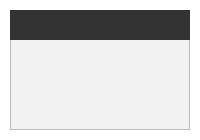
Old version of the form choose.ui in the repository Ich-Stack/robot.
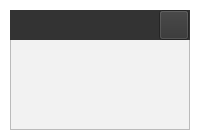
New version of the form. Custom widgets are drawn as their Qt base class.

The edit to the form file:
```diff
--- a/choose.ui
+++ b/choose.ui
@@ -46,9 +46,29 @@
     <property name="styleSheet">
      <string notr="true">background-color: rgb(51, 51, 51);</string>
     </property>
+    <widget class="MYBTN" name="btn_close">
+     <property name="geometry">
+      <rect>
+       <x>150</x>
+       <y>0</y>
+       <width>30</width>
+       <height>30</height>
+      </rect>
+     </property>
+     <property name="text">
+      <string/>
+     </property>
+    </widget>
    </widget>
   </widget>
  </widget>
+ <customwidgets>
+  <customwidget>
+   <class>MYBTN</class>
+   <extends>QPushButton</extends>
+   <header location="global">mycontral/mybtn.h</header>
+  </customwidget>
+ </customwidgets>
  <resources/>
  <connections/>
 </ui>
```
